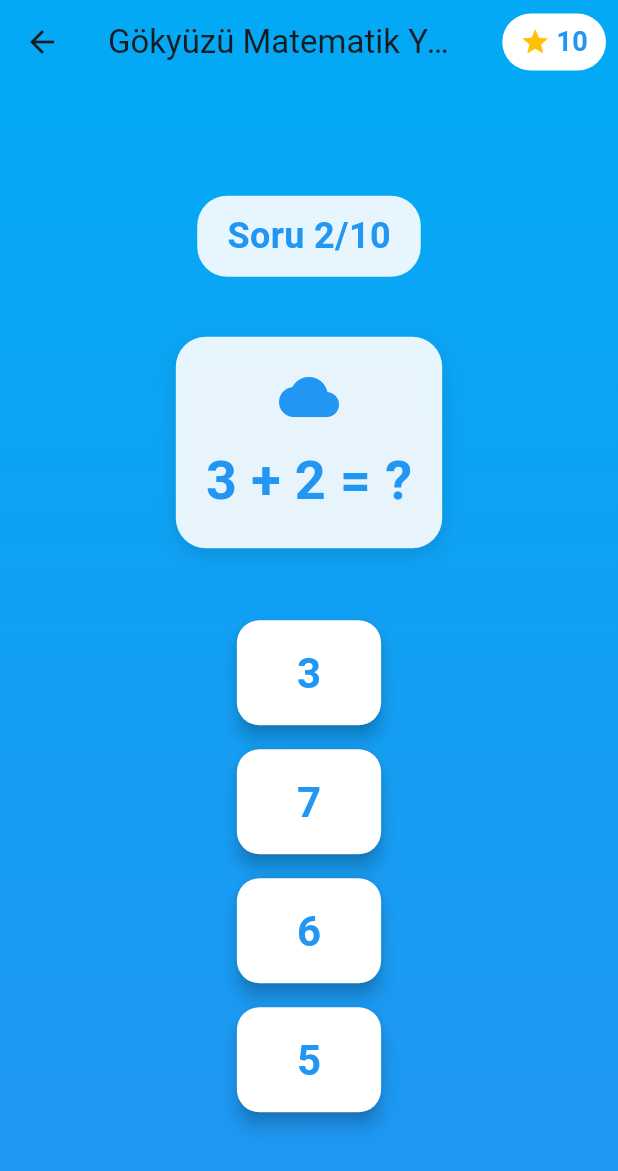
After one commit to dunya-kasifi/dunya-kasifi, a Flutter app: the SkyMathRaceScreen screen opened directly, after a tap on an icon or button, on a phone screen of 412 x 824 dp. The commit adds this screen. Shown: the top 1171 px of the screen. Run offline on Flutter 3.47's test engine with Material 3 defaults, Android fonts, the phone set to English and light mode, and no system bars; our stand-ins replace confetti, flutter_animate, flutter_map, get, latlong2, lottie.

Commit message:
Update pubspec.yaml to add new dependencies and assets, including checked_yaml, cli_util, flutter_launcher_icons, image, and yaml. Modify AndroidManifest.xml to reference the new launcher icon. Remove unused game image asset and update RouteController to use new city images. Refactor main.dart to switch home screen to OnboardingScreen. Enhance UI elements across various screens, including MapScreen and WelcomePage.

```diff
--- a/lib/features/game/presentation/screens/game_screen.dart
+++ b/lib/features/game/presentation/screens/game_screen.dart
@@ -106,7 +106,7 @@ class GameScreen extends GetView<GameController> {
                 children: [
                   _EquipmentItem(
                     icon: Icons.explore,
-                    label: 'Pusula',
+                    label: 'Pasaport',
                     onTap: () {
                       // TODO: Activate compass
                     },
--- a/lib/features/mini_games/presentation/screens/cloud_painting_screen.dart
+++ b/lib/features/mini_games/presentation/screens/cloud_painting_screen.dart
@@ -1,6 +1,4 @@
 import 'package:flutter/material.dart';
-import 'package:get/get.dart';
-import 'dart:ui' as ui;
 
 class CloudPaintingScreen extends StatefulWidget {
   const CloudPaintingScreen({super.key});
--- /dev/null
+++ b/lib/features/mini_games/presentation/screens/sky_math_race_screen.dart
@@ -0,0 +1,494 @@
+import 'package:flutter/material.dart';
+import 'dart:math';
+import 'package:get/get.dart';
+
+class SkyMathRaceScreen extends StatefulWidget {
+  const SkyMathRaceScreen({super.key});
+
+  @override
+  State<SkyMathRaceScreen> createState() => _SkyMathRaceScreenState();
+}
+
+class _SkyMathRaceScreenState extends State<SkyMathRaceScreen> {
+  int score = 0;
+  int currentQuestionIndex = 0;
+  String currentQuestion = '';
+  int correctAnswer = 0;
+  List<int> options = [];
+  final Random random = Random();
+  bool showConfetti = false;
+  bool isGameOver = false;
+  final int totalQuestions = 10;
+  bool isProcessingAnswer =
+      false; // Cevap işlenirken yeni cevap verilmesini engellemek için
+
+  @override
+  void initState() {
+    super.initState();
+    generateNewQuestion();
+  }
+
+  void generateNewQuestion() {
+    try {
+      // Daha basit sayılar ve sadece toplama/çıkarma
+      final num1 = random.nextInt(10) + 1; // 1-10 arası
+      final num2 = random.nextInt(10) + 1; // 1-10 arası
+      final operation = random.nextInt(2); // 0: toplama, 1: çıkarma
+
+      // Çıkarma işleminde büyük sayıdan küçük sayıyı çıkar
+      if (operation == 1 && num1 < num2) {
+        currentQuestion = '$num2 - $num1 = ?';
+        correctAnswer = num2 - num1;
+      } else {
+        currentQuestion = '$num1 + $num2 = ?';
+        correctAnswer = num1 + num2;
+      }
+
+      // Seçenekleri oluştur
+      final Set<int> uniqueOptions = {correctAnswer};
+      while (uniqueOptions.length < 4) {
+        final option = correctAnswer + random.nextInt(5) - 2;
+        if (option > 0 && option <= 20) {
+          uniqueOptions.add(option);
+        }
+      }
+      options = uniqueOptions.toList()..shuffle();
+    } catch (e) {
+      // Hata durumunda varsayılan değerler
+      currentQuestion = '1 + 1 = ?';
+      correctAnswer = 2;
+      options = [1, 2, 3, 4];
+    }
+  }
+
+  void showGameOverDialog() {
+    showDialog(
+      context: context,
+      barrierDismissible: false,
+      builder: (BuildContext context) {
+        return Dialog(
+          shape: RoundedRectangleBorder(
+            borderRadius: BorderRadius.circular(20),
+          ),
+          child: Container(
+            padding: const EdgeInsets.all(20),
+            child: Column(
+              mainAxisSize: MainAxisSize.min,
+              children: [
+                const Icon(
+                  Icons.celebration,
+                  size: 80,
+                  color: Colors.amber,
+                ),
+                const SizedBox(height: 20),
+                const Text(
+                  'Tebrikler! 🎉',
+                  style: TextStyle(
+                    fontSize: 28,
+                    fontWeight: FontWeight.bold,
+                    color: Colors.blue,
+                  ),
+                ),
+                const SizedBox(height: 20),
+                Container(
+                  padding: const EdgeInsets.all(15),
+                  decoration: BoxDecoration(
+                    color: Colors.blue.withOpacity(0.1),
+                    borderRadius: BorderRadius.circular(15),
+                  ),
+                  child: Column(
+                    children: [
+                      Text(
+                        'Toplam Puanın: $score',
+                        style: const TextStyle(
+                          fontSize: 24,
+                          fontWeight: FontWeight.bold,
+                          color: Colors.blue,
+                        ),
+                      ),
+                      const SizedBox(height: 10),
+                      Text(
+                        'Doğru Cevap: ${score ~/ 10}/$totalQuestions',
+                        style: const TextStyle(
+                          fontSize: 20,
+                          color: Colors.blue,
+                        ),
+                      ),
+                    ],
+                  ),
+                ),
+                const SizedBox(height: 30),
+                Row(
+                  mainAxisAlignment: MainAxisAlignment.spaceEvenly,
+                  children: [
+                    ElevatedButton.icon(
+                      onPressed: () {
+                        Navigator.pop(context); // Dialog'u kapat
+                        restartGame();
+                      },
+                      icon: const Icon(Icons.refresh),
+                      label: const Text('Tekrar Oyna'),
+                      style: ElevatedButton.styleFrom(
+                        backgroundColor: Colors.blue,
+                        foregroundColor: Colors.white,
+                        padding: const EdgeInsets.symmetric(
+                          horizontal: 20,
+                          vertical: 12,
+                        ),
+                      ),
+                    ),
+                    ElevatedButton.icon(
+                      onPressed: () {
+                        Get.back(); // Ana sayfaya dön
+                      },
+                      icon: const Icon(Icons.home),
+                      label: const Text('Ana Sayfa'),
+                      style: ElevatedButton.styleFrom(
+                        backgroundColor: Colors.green,
+                        foregroundColor: Colors.white,
+                        padding: const EdgeInsets.symmetric(
+                          horizontal: 20,
+                          vertical: 12,
+                        ),
+                      ),
+                    ),
+                  ],
+                ),
+              ],
+            ),
+          ),
+        );
+      },
+    );
+  }
+
+  Future<void> checkAnswer(int selectedAnswer) async {
+    if (isProcessingAnswer) return;
+
+    setState(() {
+      isProcessingAnswer = true;
+    });
+
+    try {
+      if (selectedAnswer == correctAnswer) {
+        setState(() {
+          score += 10;
+          currentQuestionIndex++;
+          showConfetti = true;
+        });
+
+        await Future.delayed(const Duration(seconds: 1));
+        if (mounted) {
+          setState(() {
+            showConfetti = false;
+            if (currentQuestionIndex >= totalQuestions) {
+              isGameOver = true;
+              showGameOverDialog(); // Oyun bittiğinde dialog'u göster
+            } else {
+              generateNewQuestion();
+            }
+          });
+        }
+      } else {
+        ScaffoldMessenger.of(context).showSnackBar(
+          const SnackBar(
+            content: Text('Tekrar dene! Sen yapabilirsin! 💪'),
+            duration: Duration(seconds: 1),
+            backgroundColor: Colors.orange,
+          ),
+        );
+      }
+    } catch (e) {
+      if (mounted) {
+        ScaffoldMessenger.of(context).showSnackBar(
+          const SnackBar(
+            content: Text('Bir hata oluştu, lütfen tekrar deneyin.'),
+            duration: Duration(seconds: 2),
+            backgroundColor: Colors.red,
+          ),
+        );
+      }
+    } finally {
+      if (mounted) {
+        setState(() {
+          isProcessingAnswer = false;
+        });
+      }
+    }
+  }
+
+  void restartGame() {
+    if (isProcessingAnswer)
+      return; // Oyun yeniden başlatılırken cevap işleniyorsa engelle
+
+    setState(() {
+      score = 0;
+      currentQuestionIndex = 0;
+      isGameOver = false;
+      showConfetti = false;
+      isProcessingAnswer = false;
+      generateNewQuestion();
+    });
+  }
+
+  @override
+  Widget build(BuildContext context) {
+    return WillPopScope(
+      onWillPop: () async {
+        if (!isGameOver) {
+          final shouldPop = await showDialog<bool>(
+            context: context,
+            builder: (context) => AlertDialog(
+              title: const Text('Oyundan Çık'),
+              content: const Text('Oyundan çıkmak istediğinize emin misiniz?'),
+              actions: [
+                TextButton(
+                  onPressed: () => Navigator.pop(context, false),
+                  child: const Text('Hayır'),
+                ),
+                TextButton(
+                  onPressed: () => Navigator.pop(context, true),
+                  child: const Text('Evet'),
+                ),
+              ],
+            ),
+          );
+          return shouldPop ?? false;
+        }
+        return true;
+      },
+      child: Scaffold(
+        appBar: AppBar(
+          title: const Text('Gökyüzü Matematik Yarışı'),
+          backgroundColor: Colors.lightBlue,
+          actions: [
+            Padding(
+              padding: const EdgeInsets.all(8.0),
+              child: Center(
+                child: Container(
+                  padding:
+                      const EdgeInsets.symmetric(horizontal: 12, vertical: 6),
+                  decoration: BoxDecoration(
+                    color: Colors.white,
+                    borderRadius: BorderRadius.circular(20),
+                  ),
+                  child: Row(
+                    mainAxisSize: MainAxisSize.min,
+                    children: [
+                      const Icon(Icons.star, color: Colors.amber, size: 20),
+                      const SizedBox(width: 4),
+                      Text(
+                        '$score',
+                        style: const TextStyle(
+                          fontSize: 18,
+                          fontWeight: FontWeight.bold,
+                          color: Colors.blue,
+                        ),
+                      ),
+                    ],
+                  ),
+                ),
+              ),
+            ),
+          ],
+        ),
+        body: Stack(
+          children: [
+            // Arka plan
+            Container(
+              decoration: const BoxDecoration(
+                gradient: LinearGradient(
+                  begin: Alignment.topCenter,
+                  end: Alignment.bottomCenter,
+                  colors: [Colors.lightBlue, Colors.blue],
+                ),
+              ),
+              child: Center(
+                child: isGameOver
+                    ? _buildGameOverScreen()
+                    : Column(
+                        mainAxisAlignment: MainAxisAlignment.center,
+                        children: [
+                          // Bulut şeklinde soru numarası
+                          Container(
+                            padding: const EdgeInsets.symmetric(
+                                horizontal: 20, vertical: 10),
+                            decoration: BoxDecoration(
+                              color: Colors.white.withOpacity(0.9),
+                              borderRadius: BorderRadius.circular(20),
+                            ),
+                            child: Text(
+                              'Soru ${currentQuestionIndex + 1}/$totalQuestions',
+                              style: const TextStyle(
+                                fontSize: 24,
+                                fontWeight: FontWeight.bold,
+                                color: Colors.blue,
+                              ),
+                            ),
+                          ),
+                          const SizedBox(height: 40),
+                          // Soru kutusu
+                          Container(
+                            padding: const EdgeInsets.all(20),
+                            decoration: BoxDecoration(
+                              color: Colors.white.withOpacity(0.9),
+                              borderRadius: BorderRadius.circular(20),
+                              boxShadow: [
+                                BoxShadow(
+                                  color: Colors.black.withOpacity(0.1),
+                                  blurRadius: 10,
+                                  offset: const Offset(0, 5),
+                                ),
+                              ],
+                            ),
+                            child: Column(
+                              children: [
+                                const Icon(
+                                  Icons.cloud,
+                                  size: 40,
+                                  color: Colors.blue,
+                                ),
+                                const SizedBox(height: 10),
+                                Text(
+                                  currentQuestion,
+                                  style: const TextStyle(
+                                    fontSize: 36,
+                                    fontWeight: FontWeight.bold,
+                                    color: Colors.blue,
+                                  ),
+                                ),
+                              ],
+                            ),
+                          ),
+                          const SizedBox(height: 40),
+                          // Cevap seçenekleri
+                          ...options.map((option) => Padding(
+                                padding:
+                                    const EdgeInsets.symmetric(vertical: 8.0),
+                                child: ElevatedButton(
+                                  onPressed: isProcessingAnswer
+                                      ? null
+                                      : () => checkAnswer(option),
+                                  style: ElevatedButton.styleFrom(
+                                    backgroundColor: Colors.white,
+                                    padding: const EdgeInsets.symmetric(
+                                      horizontal: 40,
+                                      vertical: 15,
+                                    ),
+                                    shape: RoundedRectangleBorder(
+                                      borderRadius: BorderRadius.circular(15),
+                                    ),
+                                    elevation: 5,
+                                  ),
+                                  child: Text(
+                                    option.toString(),
+                                    style: const TextStyle(
+                                      fontSize: 28,
+                                      color: Colors.blue,
+                                      fontWeight: FontWeight.bold,
+                                    ),
+                                  ),
+                                ),
+                              )),
+                        ],
+                      ),
+              ),
+            ),
+            // Konfeti efekti
+            if (showConfetti)
+              Center(
+                child: Column(
+                  mainAxisAlignment: MainAxisAlignment.center,
+                  children: [
+                    const Icon(
+                      Icons.celebration,
+                      size: 100,
+                      color: Colors.amber,
+                    ),
+                    const SizedBox(height: 20),
+                    const Text(
+                      'Harika! 🌟',
+                      style: TextStyle(
+                        fontSize: 32,
+                        fontWeight: FontWeight.bold,
+                        color: Colors.white,
+                      ),
+                    ),
+                  ],
+                ),
+              ),
+          ],
+        ),
+      ),
+    );
+  }
+
+  Widget _buildGameOverScreen() {
+    return Container(
+      padding: const EdgeInsets.all(20),
+      child: Column(
+        mainAxisAlignment: MainAxisAlignment.center,
+        children: [
+          const Icon(
+            Icons.celebration,
+            size: 100,
+            color: Colors.amber,
+          ),
+          const SizedBox(height: 20),
+          const Text(
+            'Tebrikler! 🎉',
+            style: TextStyle(
+              fontSize: 36,
+              fontWeight: FontWeight.bold,
+              color: Colors.white,
+            ),
+          ),
+          const SizedBox(height: 20),
+          Container(
+            padding: const EdgeInsets.all(20),
+            decoration: BoxDecoration(
+              color: Colors.white.withOpacity(0.9),
+              borderRadius: BorderRadius.circular(20),
+            ),
+            child: Column(
+              children: [
+                Text(
+                  'Toplam Puanın: $score',
+                  style: const TextStyle(
+                    fontSize: 24,
+                    fontWeight: FontWeight.bold,
+                    color: Colors.blue,
+                  ),
+                ),
+                const SizedBox(height: 10),
+                Text(
+                  'Doğru Cevap: ${score ~/ 10}/$totalQuestions',
+                  style: const TextStyle(
+                    fontSize: 20,
+                    color: Colors.blue,
+                  ),
+                ),
+              ],
+            ),
+          ),
+          const SizedBox(height: 40),
+          ElevatedButton.icon(
+            onPressed: isProcessingAnswer ? null : restartGame,
+            icon: const Icon(Icons.refresh),
+            label: const Text('Tekrar Oyna'),
+            style: ElevatedButton.styleFrom(
+              backgroundColor: Colors.white,
+              padding: const EdgeInsets.symmetric(
+                horizontal: 30,
+                vertical: 15,
+              ),
+              shape: RoundedRectangleBorder(
+                borderRadius: BorderRadius.circular(15),
+              ),
+            ),
+          ),
+        ],
+      ),
+    );
+  }
+}
--- a/lib/features/mini_games/presentation/screens/weather_prediction_screen.dart
+++ b/lib/features/mini_games/presentation/screens/weather_prediction_screen.dart
@@ -1,5 +1,4 @@
 import 'package:flutter/material.dart';
-import 'package:get/get.dart';
 import 'dart:math';
 
 class WeatherPredictionScreen extends StatefulWidget {
--- a/lib/main.dart
+++ b/lib/main.dart
@@ -1,5 +1,4 @@
 import 'package:dunya_kasifi/features/game/presentation/bindings/game_binding.dart';
-import 'package:dunya_kasifi/features/game/presentation/screens/game_screen.dart';
 import 'package:flutter/material.dart';
 import 'package:get/get.dart';
 import 'core/app_colors.dart';
@@ -30,7 +29,7 @@ class MyApp extends StatelessWidget {
         useMaterial3: true,
       ),
       initialBinding: GameBinding(),
-      home: const GameScreen(), //OnboardingScreen(),
+      home: const OnboardingScreen(),
     );
   }
 }
```
Also changed, not shown: lib/features/game/presentation/controllers/route_controller.dart (+6 -6 lines), lib/features/game/presentation/screens/map_screen.dart (+16 -13 lines), lib/features/onboarding/presentation/pages/welcome_page.dart (+29 -16 lines), pubspec.yaml (+22 -67 lines), assets/icons/app_icon.png (added), assets/images/cities/ankara.jpeg (added), assets/images/cities/aydin.jpeg (added), assets/images/cities/denizli.jpeg (added), assets/images/cities/elazig.jpeg (added), assets/images/cities/istanbul.jpeg (added), assets/images/cities/izmir.jpeg (added), assets/images/game_image.jpeg (deleted), pubspec.lock, 29 other files.
